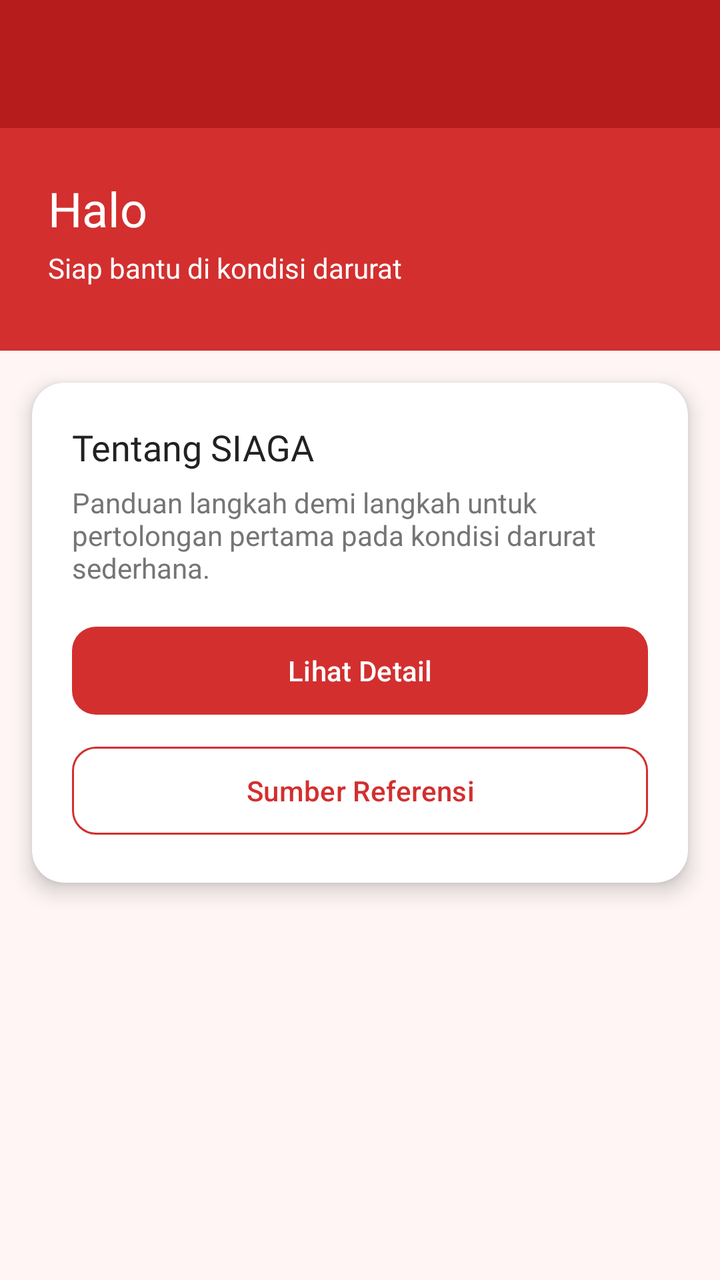
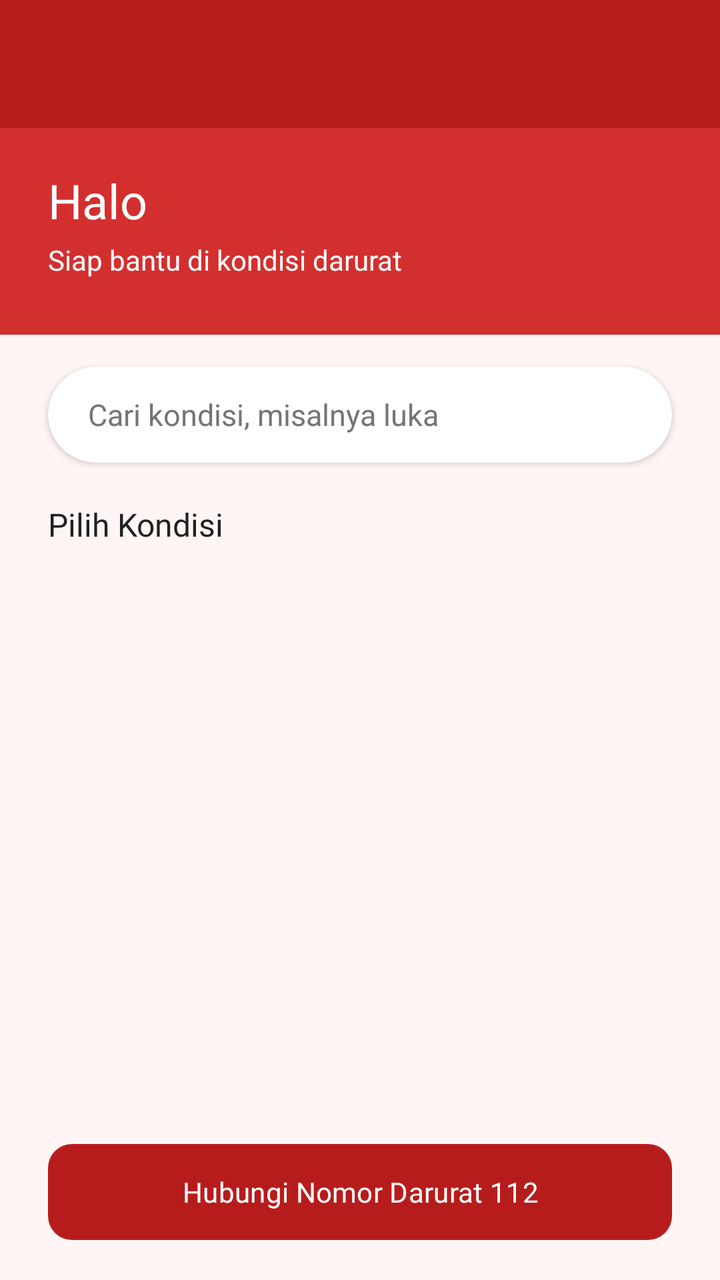

Two renders of the same Android screen: before a commit and after it. Below are the layout's source before the change and the commit's diff.
<!-- AndroidManifest.xml: application theme Theme.Project_cintung -->
<!-- res/layout/fragment_beranda.xml -->
<?xml version="1.0" encoding="utf-8"?>
<LinearLayout xmlns:android="http://schemas.android.com/apk/res/android"
    xmlns:app="http://schemas.android.com/apk/res-auto"
    xmlns:tools="http://schemas.android.com/tools"
    android:layout_width="match_parent"
    android:layout_height="match_parent"
    android:background="@color/siaga_bg"
    android:orientation="vertical"
    tools:context=".BerandaFragment">

    <com.google.android.material.appbar.MaterialToolbar
        android:id="@+id/toolbar"
        android:layout_width="match_parent"
        android:layout_height="?attr/actionBarSize"
        android:background="@color/siaga_red_dark"
        app:titleTextColor="@android:color/white" />

    <LinearLayout
        android:layout_width="match_parent"
        android:layout_height="wrap_content"
        android:background="@color/siaga_red"
        android:orientation="vertical"
        android:paddingStart="24dp"
        android:paddingTop="24dp"
        android:paddingEnd="24dp"
        android:paddingBottom="32dp">

        <TextView
            android:id="@+id/tvWelcome"
            android:layout_width="wrap_content"
            android:layout_height="wrap_content"
            android:fontFamily="@font/poppins_semibold"
            android:text="Halo"
            android:textColor="@android:color/white"
            android:textSize="24sp" />

        <TextView
            android:layout_width="wrap_content"
            android:layout_height="wrap_content"
            android:layout_marginTop="4dp"
            android:text="Siap bantu di kondisi darurat"
            android:textColor="@android:color/white"
            android:textSize="14sp" />
    </LinearLayout>

    <androidx.cardview.widget.CardView
        android:layout_width="match_parent"
        android:layout_height="wrap_content"
        android:layout_margin="16dp"
        app:cardBackgroundColor="@android:color/white"
        app:cardCornerRadius="16dp"
        app:cardElevation="6dp">

        <LinearLayout
            android:layout_width="match_parent"
            android:layout_height="wrap_content"
            android:orientation="vertical"
            android:padding="20dp">

            <TextView
                android:layout_width="wrap_content"
                android:layout_height="wrap_content"
                android:fontFamily="@font/poppins_semibold"
                android:text="Tentang SIAGA"
                android:textColor="@color/siaga_text"
                android:textSize="18sp" />

            <TextView
                android:layout_width="wrap_content"
                android:layout_height="wrap_content"
                android:layout_marginTop="6dp"
                android:text="Panduan langkah demi langkah untuk pertolongan pertama pada kondisi darurat sederhana."
                android:textColor="@color/siaga_gray"
                android:textSize="14sp" />

            <com.google.android.material.button.MaterialButton
                android:id="@+id/btnDetail"
                android:layout_width="match_parent"
                android:layout_height="52dp"
                android:layout_marginTop="16dp"
                android:text="Lihat Detail"
                app:backgroundTint="@color/siaga_red"
                app:cornerRadius="12dp" />

            <com.google.android.material.button.MaterialButton
                android:id="@+id/btnReferensi"
                style="@style/Widget.Material3.Button.OutlinedButton"
                android:layout_width="match_parent"
                android:layout_height="52dp"
                android:layout_marginTop="8dp"
                android:text="Sumber Referensi"
                android:textColor="@color/siaga_red"
                app:cornerRadius="12dp"
                app:strokeColor="@color/siaga_red" />
        </LinearLayout>
    </androidx.cardview.widget.CardView>
</LinearLayout>
<!-- resources referenced by this layout -->
<resources>
  <color name="siaga_bg">#FFF5F5</color>
  <color name="siaga_gray">#757575</color>
  <color name="siaga_red">#D32F2F</color>
  <color name="siaga_red_dark">#B71C1C</color>
  <color name="siaga_text">#212121</color>
  <style name="Theme.Project_cintung" parent="Base.Theme.Project_cintung" />
  <style name="Base.Theme.Project_cintung" parent="Theme.Material3.DayNight.NoActionBar">
          <item name="colorPrimary">@color/siaga_red</item>
      </style>
</resources>

<!-- the commit's change to res/layout/fragment_beranda.xml (unified diff, before → after) -->
@@ -4,7 +4,7 @@
     xmlns:tools="http://schemas.android.com/tools"
     android:layout_width="match_parent"
     android:layout_height="match_parent"
-    android:background="@color/siaga_bg"
+    android:background="@color/fast_rescue_bg"
     android:orientation="vertical"
     tools:context=".BerandaFragment">
 
@@ -12,18 +12,18 @@
         android:id="@+id/toolbar"
         android:layout_width="match_parent"
         android:layout_height="?attr/actionBarSize"
-        android:background="@color/siaga_red_dark"
+        android:background="@color/fast_rescue_red_dark"
         app:titleTextColor="@android:color/white" />
 
     <LinearLayout
         android:layout_width="match_parent"
         android:layout_height="wrap_content"
-        android:background="@color/siaga_red"
+        android:background="@color/fast_rescue_red"
         android:orientation="vertical"
         android:paddingStart="24dp"
-        android:paddingTop="24dp"
+        android:paddingTop="20dp"
         android:paddingEnd="24dp"
-        android:paddingBottom="32dp">
+        android:paddingBottom="28dp">
 
         <TextView
             android:id="@+id/tvWelcome"
@@ -44,54 +44,61 @@
     </LinearLayout>
 
     <androidx.cardview.widget.CardView
+        android:id="@+id/cardCari"
         android:layout_width="match_parent"
+        android:layout_height="48dp"
+        android:layout_marginStart="24dp"
+        android:layout_marginTop="16dp"
+        android:layout_marginEnd="24dp"
+        app:cardBackgroundColor="@android:color/white"
+        app:cardCornerRadius="24dp"
+        app:cardElevation="2dp">
+
+        <TextView
+            android:layout_width="match_parent"
+            android:layout_height="match_parent"
+            android:gravity="center_vertical"
+            android:paddingStart="20dp"
+            android:text="Cari kondisi, misalnya luka"
+            android:textColor="@color/fast_rescue_gray"
+            android:textSize="15sp" />
+    </androidx.cardview.widget.CardView>
+
+    <TextView
+        android:layout_width="wrap_content"
         android:layout_height="wrap_content"
-        android:layout_margin="16dp"
-        app:cardBackgroundColor="@android:color/white"
-        app:cardCornerRadius="16dp"
-        app:cardElevation="6dp">
+        android:layout_marginStart="24dp"
+        android:layout_marginTop="20dp"
+        android:layout_marginBottom="8dp"
+        android:fontFamily="@font/poppins_semibold"
+        android:text="Pilih Kondisi"
+        android:textColor="@color/fast_rescue_text"
+        android:textSize="16sp" />
 
-        <LinearLayout
-            android:layout_width="match_parent"
-            android:layout_height="wrap_content"
-            android:orientation="vertical"
-            android:padding="20dp">
+    <GridView
+        android:id="@+id/gridKondisi"
+        android:layout_width="match_parent"
+        android:layout_height="0dp"
+        android:layout_weight="1"
+        android:clipToPadding="false"
+        android:horizontalSpacing="12dp"
+        android:numColumns="2"
+        android:paddingStart="24dp"
+        android:paddingTop="4dp"
+        android:paddingEnd="24dp"
+        android:paddingBottom="8dp"
+        android:verticalSpacing="12dp" />
 
-            <TextView
-                android:layout_width="wrap_content"
-                android:layout_height="wrap_content"
-                android:fontFamily="@font/poppins_semibold"
-                android:text="Tentang SIAGA"
-                android:textColor="@color/siaga_text"
-                android:textSize="18sp" />
-
-            <TextView
-                android:layout_width="wrap_content"
-                android:layout_height="wrap_content"
-                android:layout_marginTop="6dp"
-                android:text="Panduan langkah demi langkah untuk pertolongan pertama pada kondisi darurat sederhana."
-                android:textColor="@color/siaga_gray"
-                android:textSize="14sp" />
-
-            <com.google.android.material.button.MaterialButton
-                android:id="@+id/btnDetail"
-                android:layout_width="match_parent"
-                android:layout_height="52dp"
-                android:layout_marginTop="16dp"
-                android:text="Lihat Detail"
-                app:backgroundTint="@color/siaga_red"
-                app:cornerRadius="12dp" />
-
-            <com.google.android.material.button.MaterialButton
-                android:id="@+id/btnReferensi"
-                style="@style/Widget.Material3.Button.OutlinedButton"
-                android:layout_width="match_parent"
-                android:layout_height="52dp"
-                android:layout_marginTop="8dp"
-                android:text="Sumber Referensi"
-                android:textColor="@color/siaga_red"
-                app:cornerRadius="12dp"
-                app:strokeColor="@color/siaga_red" />
-        </LinearLayout>
-    </androidx.cardview.widget.CardView>
+    <com.google.android.material.button.MaterialButton
+        android:id="@+id/btnDarurat"
+        android:layout_width="match_parent"
+        android:layout_height="56dp"
+        android:layout_marginStart="24dp"
+        android:layout_marginTop="4dp"
+        android:layout_marginEnd="24dp"
+        android:layout_marginBottom="16dp"
+        android:fontFamily="@font/poppins_semibold"
+        android:text="Hubungi Nomor Darurat 112"
+        app:backgroundTint="@color/fast_rescue_red_dark"
+        app:cornerRadius="12dp" />
 </LinearLayout>
<!-- resource entries referenced after the edit -->
@@ -1,13 +1,13 @@
 <!-- resources referenced by this layout -->
 <resources>
-  <color name="siaga_bg">#FFF5F5</color>
-  <color name="siaga_gray">#757575</color>
-  <color name="siaga_red">#D32F2F</color>
-  <color name="siaga_red_dark">#B71C1C</color>
-  <color name="siaga_text">#212121</color>
+  <color name="fast_rescue_bg">#FFF5F5</color>
+  <color name="fast_rescue_gray">#757575</color>
+  <color name="fast_rescue_red">#D32F2F</color>
+  <color name="fast_rescue_red_dark">#B71C1C</color>
+  <color name="fast_rescue_text">#212121</color>
   <style name="Theme.Project_cintung" parent="Base.Theme.Project_cintung" />
   <style name="Base.Theme.Project_cintung" parent="Theme.Material3.DayNight.NoActionBar">
-          <item name="colorPrimary">@color/siaga_red</item>
+          <item name="colorPrimary">@color/fast_rescue_red</item>
       </style>
 </resources>
 
